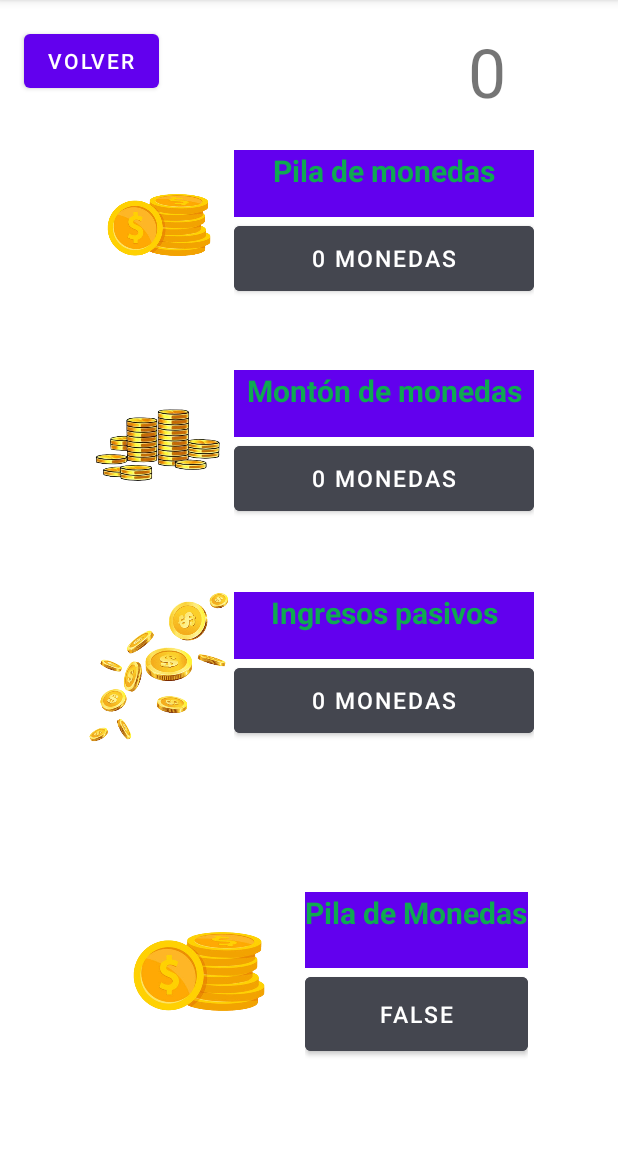
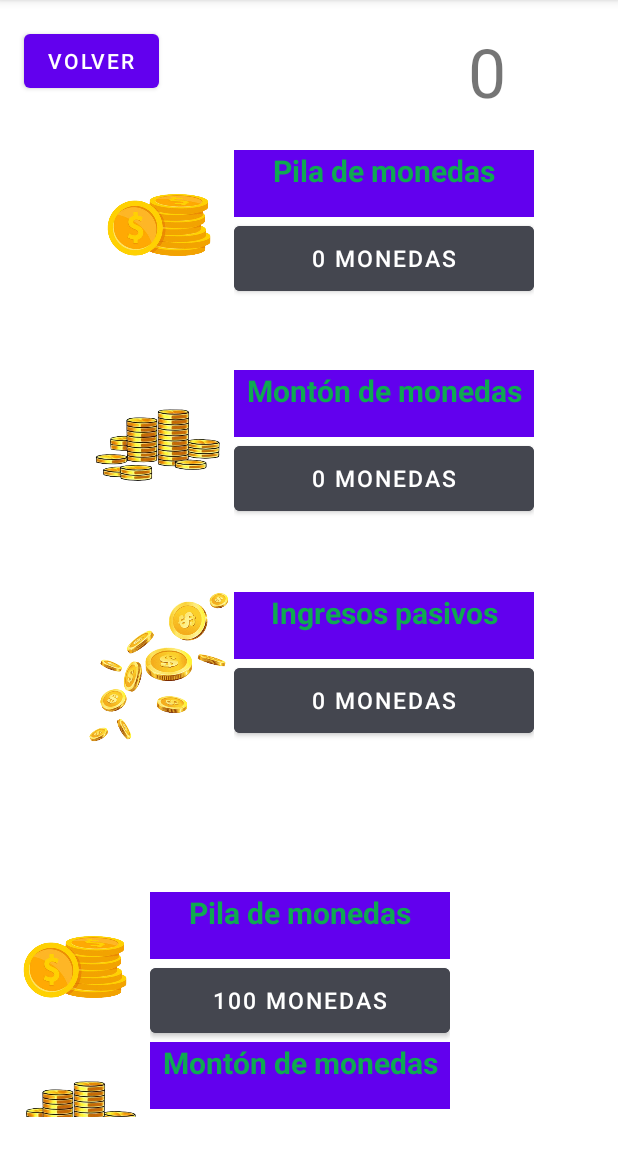
Before and after one commit to Alejandro7Hub/CoinsPMDM, an Android app: the Tienda screen opened directly, with no data from a screen before it, on a phone screen of 412 x 824 dp, the part 84-1236 px from its top. Run offline under Robolectric (Android 15) with nearby library versions, the phone set to English and light mode, and no system bars; 7 statements that could not run were skipped.

Commit message:
Versión a entregar -El recivlerView funciona pero no se actualiza cuando haces una compra

```diff
--- a/app/build.gradle
+++ b/app/build.gradle
@@ -33,6 +33,7 @@ dependencies {
     implementation 'androidx.appcompat:appcompat:1.5.1'
     implementation 'com.google.android.material:material:1.7.0'
     implementation 'androidx.constraintlayout:constraintlayout:2.1.4'
+    implementation 'com.google.android.material:material:1.0.0'
     testImplementation 'junit:junit:4.13.2'
     androidTestImplementation 'androidx.test.ext:junit:1.1.3'
     androidTestImplementation 'androidx.test.espresso:espresso-core:3.4.0'
--- /dev/null
+++ b/app/src/main/java/com/example/myapplication/ItemsRV.java
@@ -0,0 +1,23 @@
+package com.example.myapplication;
+
+import android.graphics.drawable.Drawable;
+
+public class ItemsRV {
+    private String buttonText;
+    private int imagen;
+    private String text;
+
+    public ItemsRV(String buttonText, String text, int imagen){
+        this.buttonText=buttonText;
+        this.text=text;
+        this.imagen=imagen;
+    }
+
+    public String getButtonText(){
+        return buttonText;
+    }public String getText(){
+        return text;
+    }public int getImagen(){
+        return imagen;
+    }
+}
--- a/app/src/main/java/com/example/myapplication/MainActivity.java
+++ b/app/src/main/java/com/example/myapplication/MainActivity.java
@@ -52,7 +52,8 @@ public class MainActivity extends AppCompatActivity {
         Bundle datosTienda = getIntent().getExtras();
         if(datosTienda==null){
             click=1;
-            suma=800;
+            suma=0;
+            contador.setText("0");
             costeMoneda1=100;
             costeMoneda2=200;
             costeMoneda4=100;
--- a/app/src/main/java/com/example/myapplication/PantallaInicio.java
+++ b/app/src/main/java/com/example/myapplication/PantallaInicio.java
@@ -62,7 +62,7 @@ public class PantallaInicio extends AppCompatActivity {
     }
     public void salir(View v){
         AlertDialog.Builder constructor = new AlertDialog.Builder(PantallaInicio.this);
-        constructor.setMessage(");").setTitle("¿Quieres salir de la aplicación?").setIcon(R.drawable.coin)
+        constructor.setMessage("¿Quieres salir de la aplicación?").setTitle("Salir").setIcon(R.drawable.coin)
                 .setPositiveButton("SI", new DialogInterface.OnClickListener() {
                     @Override
                     public void onClick(DialogInterface dialogInterface, int i) {
@@ -74,7 +74,7 @@ public class PantallaInicio extends AppCompatActivity {
                     public void onClick(DialogInterface dialogInterface, int i) {
                         dialogInterface.cancel();
                     }
-                }).setCancelable(false);
+                }).setCancelable(true);
         AlertDialog dialogSalir = constructor.create();
         dialogSalir.show();
 
--- /dev/null
+++ b/app/src/main/java/com/example/myapplication/RecyclerViewAdapter.java
@@ -0,0 +1,61 @@
+package com.example.myapplication;
+
+import android.content.Context;
+import android.view.LayoutInflater;
+import android.view.View;
+import android.view.ViewGroup;
+import android.widget.Button;
+import android.widget.ImageView;
+import android.widget.TextView;
+
+import androidx.annotation.NonNull;
+import androidx.recyclerview.widget.RecyclerView;
+
+import java.util.List;
+
+public class RecyclerViewAdapter extends RecyclerView.Adapter<RecyclerViewAdapter.MyViewHolder> {
+    private List<ItemsRV> itemList;
+    private LayoutInflater mInflater;
+    private Context context;
+    public RecyclerViewAdapter(List<ItemsRV> itemList, Context context){
+        this.context= context;
+        this.mInflater=LayoutInflater.from(context);
+        this.itemList= itemList;
+    }
+    @NonNull
+    @Override
+    public MyViewHolder onCreateViewHolder(@NonNull ViewGroup parent, int viewType) {
+        View view= mInflater.inflate(R.layout.fila, null);
+        return new MyViewHolder(view);
+    }
+
+
+    @Override
+    public void onBindViewHolder(@NonNull MyViewHolder holder, int position) {
+        holder.bind(itemList.get(position));
+    }
+    public void setItemList(List<ItemsRV> itemList){
+        this.itemList=itemList;
+    }
+    @Override
+    public int getItemCount() {
+        return itemList.size();
+    }
+    public static class  MyViewHolder extends RecyclerView.ViewHolder{
+        Button btnItem;
+        TextView txtItem;
+        ImageView imgItem;
+        public MyViewHolder(@NonNull View itemView) {
+            super(itemView);
+            txtItem = itemView.findViewById(R.id.textoCompra1rv);
+            btnItem = itemView.findViewById(R.id.buttonPilaDeMonedas1rv);
+            imgItem = itemView.findViewById(R.id.imageView3rv);
+        }
+        public void bind(ItemsRV item) {
+            txtItem.setText(item.getText());
+            btnItem.setText(item.getButtonText());
+            imgItem.setImageResource(item.getImagen());
+
+        }
+    }
+    }
--- a/app/src/main/java/com/example/myapplication/Tienda.java
+++ b/app/src/main/java/com/example/myapplication/Tienda.java
@@ -51,7 +51,7 @@ public class Tienda extends AppCompatActivity {
     Button compra1;
     Button compra2;
     Button compra3;
-    Button compra4;
+
 
     Button compraIncremento;
     double suma;
@@ -67,31 +67,37 @@ public class Tienda extends AppCompatActivity {
     Toast toast; // Declarar la variable Toast fuera del bloque condicional
     double incremento;
 
-    String[] nombres={"Pila de Monedas"};
-    int[] imagenes={R.drawable.coins};
-    int[] boton={R.id.buttonPilaDeMonedas2};
-
-
+    private RecyclerView recyclerView;
+    RecyclerView.LayoutManager layoutManager;
+    RecyclerViewAdapter recyclerViewAdapter;
+    List <ItemsRV> list;
     @Override
     protected void onCreate(Bundle savedInstanceState) {
         super.onCreate(savedInstanceState);
         setContentView(R.layout.activity_tienda);
-        View segundoLayout = LayoutInflater.from(this).inflate(R.layout.fila, null);
 
-        compra4 = segundoLayout.findViewById(R.id.buttonPilaDeMonedas2);
+
+
+        list= new ArrayList<>();
+        list.add(new ItemsRV("100 MONEDAS", "Pila de monedas", R.drawable.coins));
+        list.add(new ItemsRV("200 MONEDAS", "Montón de monedas", R.drawable.coinsmejora));
+        list.add(new ItemsRV("300 MONEDAS", "Ingresos pasivos", R.drawable.ingresospasivos));
+        recyclerViewAdapter= new RecyclerViewAdapter(list, this);
+        recyclerView=findViewById(R.id.recyclerView);
+        recyclerView.setLayoutManager(new LinearLayoutManager(this));
+        recyclerView.setAdapter(recyclerViewAdapter);
+
+
+
+
+
+
 
         contador = findViewById(R.id.contadorTienda);
         compra1 = findViewById(R.id.buttonPilaDeMonedas1);
         compra2 = findViewById(R.id.buttonMontonDeMonedas);
         compra3 = findViewById(R.id.buttonIncremento);
         compraIncremento = findViewById(R.id.buttonIncremento);
-
-
-
-        RecyclerView rv=findViewById(R.id.recyclerView);
-        LinearLayoutManager layoutManager = new LinearLayoutManager(this);
-        rv.setLayoutManager(layoutManager);
-        rv.setAdapter(new AdaptadorFila());
 
 
 
@@ -120,55 +126,14 @@ public class Tienda extends AppCompatActivity {
         }
         compra1.setText(String.valueOf(dfbajo.format(costeMoneda1)) + " Monedas");
         compra2.setText(String.valueOf(dfbajo.format(costeMoneda2)) + " Monedas");
-        compra3.setText(String.valueOf(dfbajo.format(costeIncremento)) + " Monedas");
-        compra4.setText(String.valueOf(dfbajo.format(costeMoneda4)) + " Monedas");
+        compraIncremento.setText(String.valueOf(dfbajo.format(costeIncremento)) + " Monedas");
+
         incTemporal();
     }
 
 
 
-    public class AdaptadorFila extends RecyclerView.Adapter<AdaptadorFila.AdaptadorFilaHolder> {
 
-        @NonNull
-        @Override
-        public AdaptadorFilaHolder onCreateViewHolder(@NonNull ViewGroup parent, int viewType) {
-            return new AdaptadorFilaHolder(getLayoutInflater().inflate(R.layout.fila, parent,false));
-        }
-
-        @Override
-        public void onBindViewHolder(@NonNull AdaptadorFilaHolder holder, int position) {
-            holder.imprimir(position);
-        }
-        @Override
-        public int getItemCount() {
-            return nombres.length;
-        }
-        private class AdaptadorFilaHolder extends RecyclerView.ViewHolder{
-            ImageView iv1;
-            TextView tv1;
-            public AdaptadorFilaHolder(@NonNull View v){
-                super(v);
-                iv1=v.findViewById(R.id.imageView4);
-                tv1=v.findViewById(R.id.textoCompra4);
-                compra4= v.findViewById(R.id.buttonPilaDeMonedas2);
-
-            }
-            public void imprimir(int position){
-                iv1.setImageResource(imagenes[position]);
-                tv1.setText(nombres[position]);
-                compra4.setText(boton[position]);
-            }
-        }
-
-
-
-
-
-
-
-
-
-    }
 
     public void Volver(View v){
         Intent intent = new Intent(this, MainActivity.class);
@@ -202,7 +167,7 @@ public class Tienda extends AppCompatActivity {
             } else {
                 contador.setText(String.valueOf(dfbajo.format(suma)));
             }
-            compra4.setText(String.valueOf(dfbajo.format(costeMoneda4)) + " Monedas");
+
         } else {
             if (contpesao >= 3) {
                 toast = Toast.makeText(this, "Que no hay pesao", Toast.LENGTH_LONG);
--- a/app/src/main/res/layout/activity_tienda.xml
+++ b/app/src/main/res/layout/activity_tienda.xml
@@ -11,7 +11,7 @@
         android:id="@+id/contadorTienda"
         android:layout_width="149dp"
         android:layout_height="56dp"
-        android:text="800"
+        android:text="0"
         android:textSize="45dp"
         android:gravity="center"
         app:layout_constraintBottom_toBottomOf="parent"
@@ -189,7 +189,7 @@
 
     <androidx.recyclerview.widget.RecyclerView
         android:id="@+id/recyclerView"
-        android:layout_width="290dp"
+        android:layout_width="0dp"
         android:layout_height="150dp"
         app:layout_constraintBottom_toBottomOf="parent"
         app:layout_constraintEnd_toEndOf="parent"
--- a/app/src/main/res/layout/fila.xml
+++ b/app/src/main/res/layout/fila.xml
@@ -1,20 +1,30 @@
 <?xml version="1.0" encoding="utf-8"?>
 <LinearLayout xmlns:android="http://schemas.android.com/apk/res/android"
     android:layout_width="match_parent"
-    android:layout_height="match_parent">
+    android:layout_height="match_parent"
+    android:orientation="vertical">
+
+    <LinearLayout
+        android:id="@+id/linearLayoutMejora1"
+        android:layout_width="wrap_content"
+        android:layout_height="100dp"
+        android:orientation="horizontal">
+
 
         <ImageView
-        android:id="@+id/imageView4"
-        android:layout_width="141dp"
-        android:layout_height="106dp"
+            android:id="@+id/imageView3rv"
+            android:layout_width="100dp"
+            android:layout_height="100dp"
+            android:layout_weight="1"
             android:src="@drawable/coins" />
 
         <LinearLayout
             android:layout_width="match_parent"
-        android:layout_height="112dp"
+            android:layout_height="100dp"
             android:orientation="vertical">
+
             <TextView
-        android:id="@+id/textoCompra4"
+                android:id="@+id/textoCompra1rv"
                 android:layout_width="match_parent"
                 android:layout_height="40dp"
                 android:layout_gravity="center"
@@ -27,16 +37,21 @@
                 android:textStyle="bold" />
 
             <Button
-        android:id="@+id/buttonPilaDeMonedas2"
-        android:layout_width="match_parent"
+                android:id="@+id/buttonPilaDeMonedas1rv"
+                android:layout_width="200dp"
                 android:layout_height="50dp"
-        android:layout_gravity="center"
                 android:layout_weight="1"
                 android:backgroundTint="@color/material_dynamic_neutral_variant30"
-        android:onClick="mejora4"
+                android:onClick="mejora1"
                 android:text="100 monedas"
                 android:textSize="15dp" />
         </LinearLayout>
 
 
     </LinearLayout>
+
+
+
+
+
+</LinearLayout>
```
Lines whose indentation alone changed are shown as unchanged.
